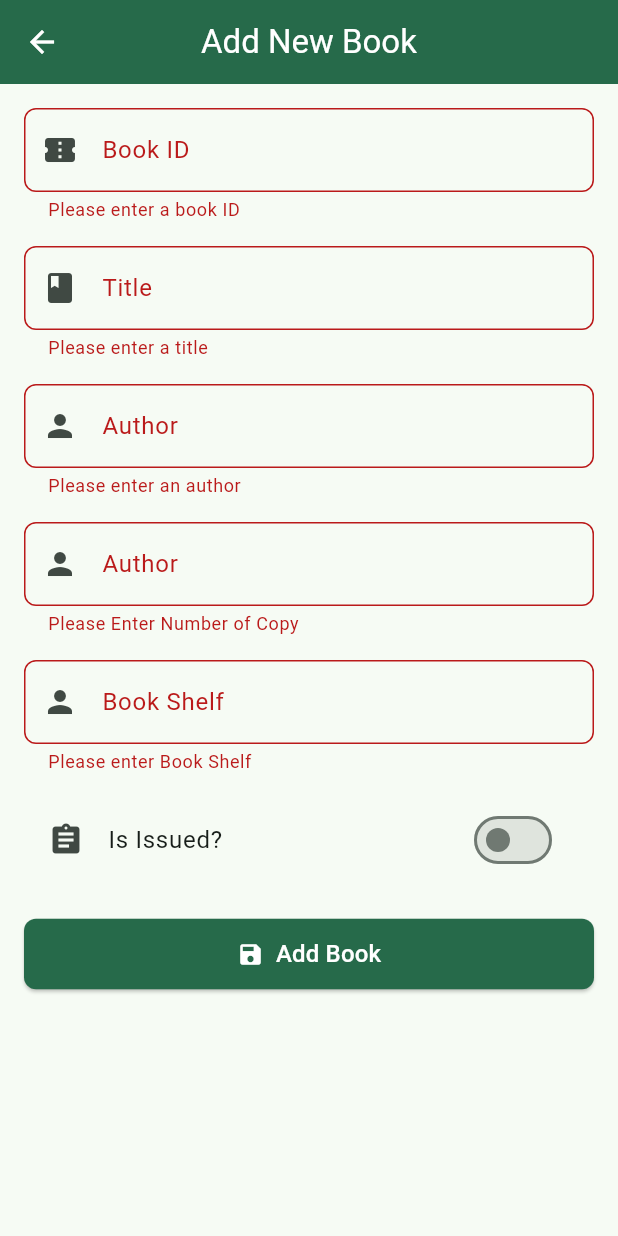
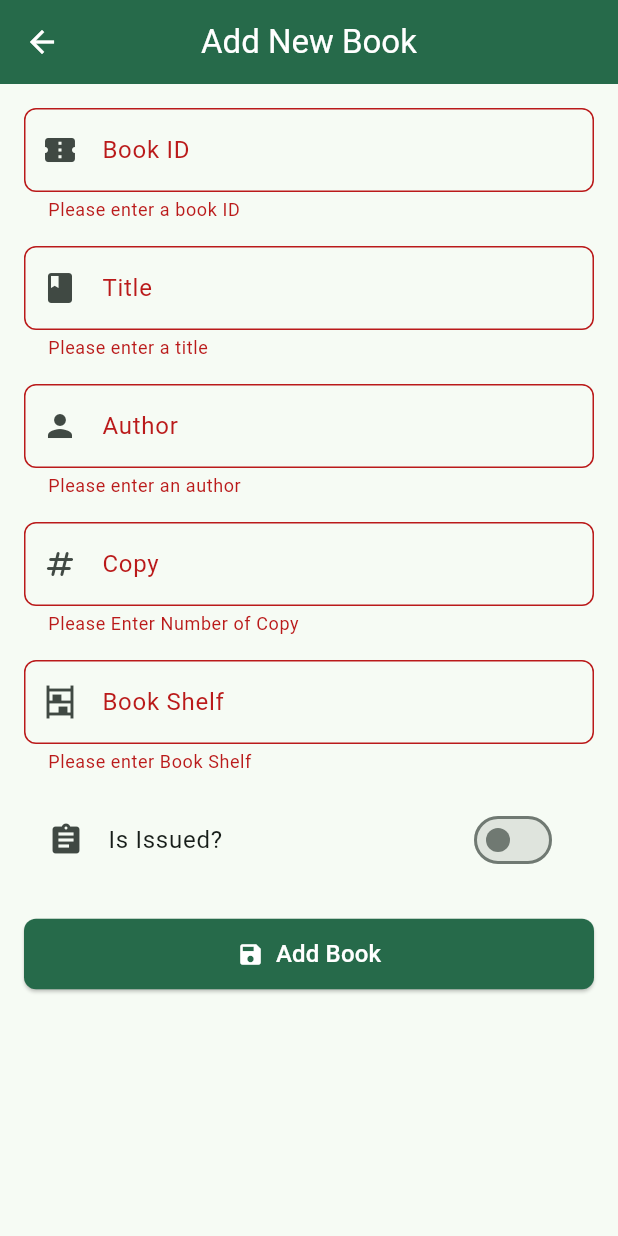
Before and after one commit to VlaRalte23/cp_library_flutter, a Flutter app: the AddEditBookPage screen opened directly, after a tap on "Add Book", on a phone screen of 412 x 824 dp. Run offline on Flutter 3.47's test engine with Material 3 defaults, Android fonts, the phone set to English and light mode, and no system bars; our stand-ins replace sqflite, sqflite_common_ffi; accounts and stored records are empty.

Commit message:
book table based import update

```diff
--- a/lib/models/book.dart
+++ b/lib/models/book.dart
@@ -3,7 +3,6 @@ class Book {
   final String name; // Book name
   final String author;
   final int copies; // Number of copies available
-  final String bookSlId; // Original Book ID from Excel
   final String bookshelf; // Bookshelf name
   bool isIssued; // Track if currently issued
   int? issuedTo; // Member ID
@@ -15,7 +14,6 @@ class Book {
     required this.name,
     required this.author,
     this.copies = 1,
-    required this.bookSlId,
     required this.bookshelf,
     this.isIssued = false,
     this.issuedTo,
@@ -32,7 +30,6 @@ class Book {
       copies: map['copies'] != null
           ? int.tryParse(map['copies'].toString()) ?? 1
           : 1,
-      bookSlId: map['bookSlId'] ?? "Unknown",
       bookshelf:
           map['bookshelf']?.toString() ??
           map['bookshelf name']?.toString() ??
@@ -55,7 +52,6 @@ class Book {
       'name': name,
       'author': author,
       'copies': copies,
-      'bookSlId': bookSlId,
       'bookshelf': bookshelf,
       'isIssued': isIssued ? 1 : 0,
       'issuedTo': issuedTo,
--- a/lib/pages/add_edit_book_page.dart
+++ b/lib/pages/add_edit_book_page.dart
@@ -17,7 +17,6 @@ class _AddEditBookPageState extends State<AddEditBookPage> {
   final _formKey = GlobalKey<FormState>();
   final _idController = TextEditingController();
   final _bookNameController = TextEditingController();
-  final _bookSlIdController = TextEditingController();
   final _bookShelfController = TextEditingController();
   final _bookCopiesController = TextEditingController();
   final _authorController = TextEditingController();
@@ -29,12 +28,10 @@ class _AddEditBookPageState extends State<AddEditBookPage> {
   void initState() {
     super.initState();
     if (widget.book != null) {
-      // Populate fields if editing an existing book
       _idController.text = widget.book!.id.toString();
       _bookNameController.text = widget.book!.name;
       _authorController.text = widget.book!.author;
-      _bookSlIdController.text = widget.book!.bookSlId;
-      _bookNameController.text = widget.book!.bookshelf;
+      _bookShelfController.text = widget.book!.bookshelf; // FIXED
       _bookCopiesController.text = widget.book!.copies.toString();
       _isIssued = widget.book!.isIssued;
     }
@@ -45,6 +42,7 @@ class _AddEditBookPageState extends State<AddEditBookPage> {
     _idController.dispose();
     _bookNameController.dispose();
     _authorController.dispose();
+    _bookShelfController.dispose();
     super.dispose();
   }
 
@@ -54,7 +52,6 @@ class _AddEditBookPageState extends State<AddEditBookPage> {
 
       final id = int.tryParse(_idController.text.trim());
       final bookName = _bookNameController.text.trim();
-      final bookSerialId = _bookSlIdController.text.trim();
       final bookCopies = int.tryParse(_bookCopiesController.text.trim()) ?? 0;
       final bookShelf = _bookShelfController.text.trim();
       final author = _authorController.text.trim();
@@ -68,7 +65,6 @@ class _AddEditBookPageState extends State<AddEditBookPage> {
       final book = Book(
         id: id,
         name: bookName,
-        bookSlId: bookSerialId,
         bookshelf: bookShelf,
         copies: bookCopies,
         author: author,
@@ -188,11 +184,11 @@ class _AddEditBookPageState extends State<AddEditBookPage> {
               TextFormField(
                 controller: _bookCopiesController,
                 decoration: InputDecoration(
-                  labelText: 'Author',
+                  labelText: 'Copy',
                   border: OutlineInputBorder(
                     borderRadius: BorderRadius.circular(8),
                   ),
-                  prefixIcon: const Icon(Icons.person),
+                  prefixIcon: const Icon(Icons.numbers_rounded),
                 ),
                 validator: (value) {
                   if (value == null || value.isEmpty) {
@@ -209,7 +205,7 @@ class _AddEditBookPageState extends State<AddEditBookPage> {
                   border: OutlineInputBorder(
                     borderRadius: BorderRadius.circular(8),
                   ),
-                  prefixIcon: const Icon(Icons.person),
+                  prefixIcon: const Icon(Icons.shelves),
                 ),
                 validator: (value) {
                   if (value == null || value.isEmpty) {
```
Also changed, not shown: lib/helper/book_database.dart (+31 -2 lines), lib/pages/issued_page.dart (+105 -8 lines).
